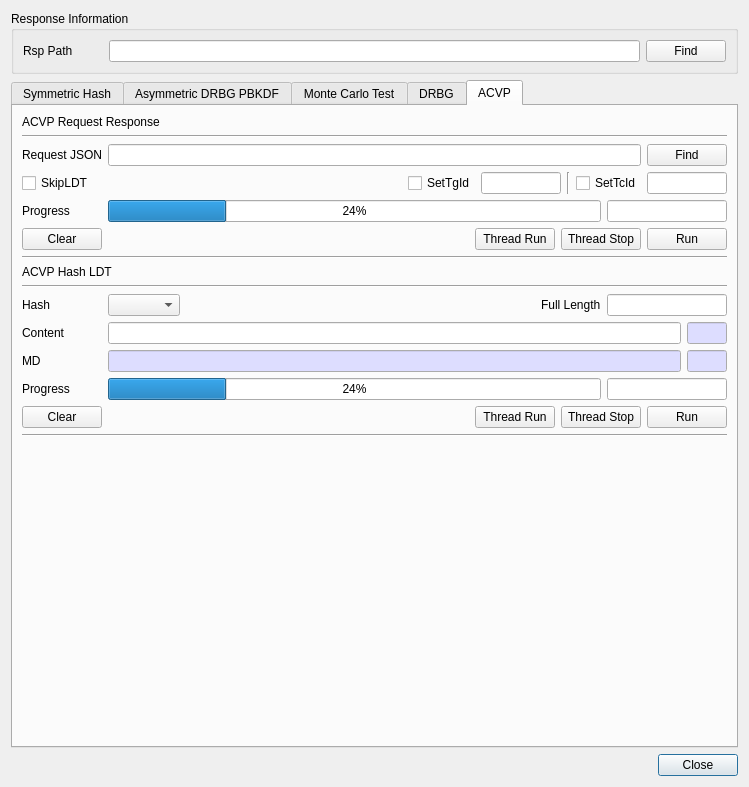
Old version of the form BerEditor/cavp_dlg.ui in the repository jykim74/BerEditor.
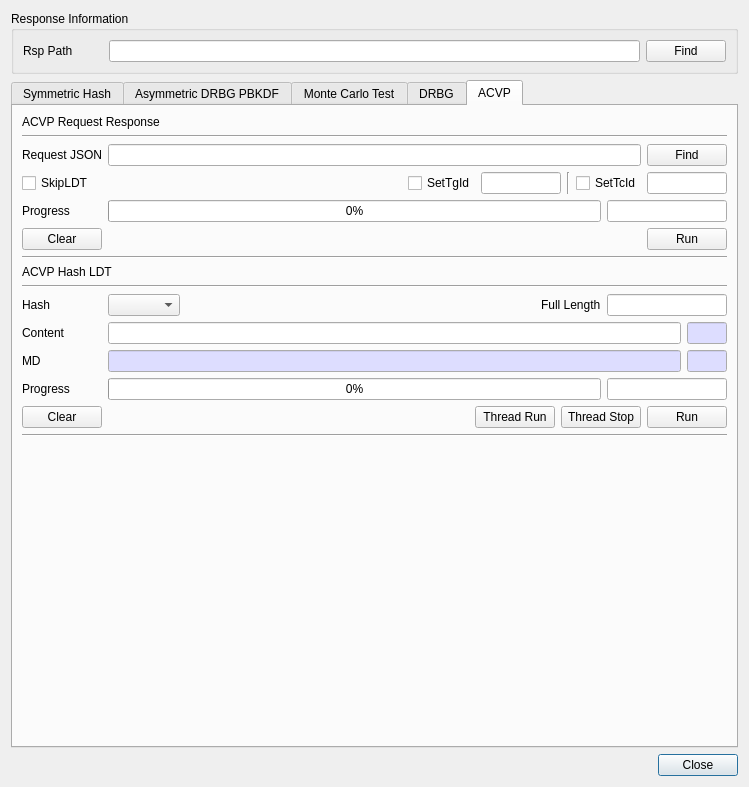
New version of the form.

Diff of the .ui file:
```diff
--- a/BerEditor/cavp_dlg.ui
+++ b/BerEditor/cavp_dlg.ui
@@ -3351,7 +3351,7 @@
          <item row="0" column="1">
           <widget class="QProgressBar" name="mACVP_ProgressBar">
            <property name="value">
-            <number>24</number>
+            <number>0</number>
            </property>
           </widget>
          </item>
@@ -3383,13 +3383,6 @@
            </property>
           </widget>
          </item>
-         <item row="0" column="2">
-          <widget class="QPushButton" name="mACVP_ThreadRunBtn">
-           <property name="text">
-            <string>Thread Run</string>
-           </property>
-          </widget>
-         </item>
          <item row="0" column="1">
           <spacer name="horizontalSpacer_8">
            <property name="orientation">
@@ -3403,13 +3396,6 @@
            </property>
           </spacer>
          </item>
-         <item row="0" column="3">
-          <widget class="QPushButton" name="mACVP_ThreadStopBtn">
-           <property name="text">
-            <string>Thread Stop</string>
-           </property>
-          </widget>
-         </item>
         </layout>
        </item>
        <item>
@@ -3669,7 +3655,7 @@
          <item row="0" column="1">
           <widget class="QProgressBar" name="mACVP_LDTProgressBar">
            <property name="value">
-            <number>24</number>
+            <number>0</number>
            </property>
           </widget>
          </item>
```
Left out of the diff: 4 changed lines with no effect on the pictures.
